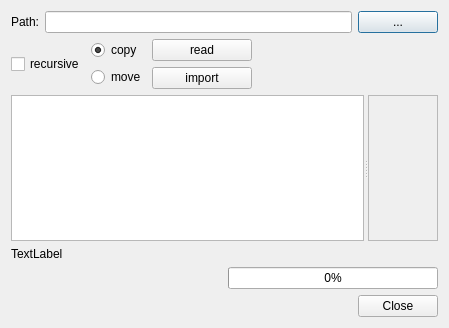
This is cimportdialog.ui in birkeh/pictureLibrary as Qt 5 draws it before an edit. The edited form follows.
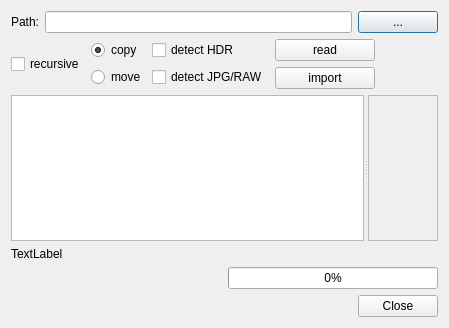
This is the edited form. Custom widgets are drawn as their Qt base class.

Diff of the .ui file:
```diff
--- a/cimportdialog.ui
+++ b/cimportdialog.ui
@@ -73,6 +73,24 @@
          </item>
         </layout>
        </item>
+       <item>
+        <layout class="QVBoxLayout" name="verticalLayout_4">
+         <item>
+          <widget class="QCheckBox" name="m_lpDetectHDR">
+           <property name="text">
+            <string>detect HDR</string>
+           </property>
+          </widget>
+         </item>
+         <item>
+          <widget class="QCheckBox" name="m_lpDetectJPG_RAW">
+           <property name="text">
+            <string>detect JPG/RAW</string>
+           </property>
+          </widget>
+         </item>
+        </layout>
+       </item>
        <item>
         <layout class="QVBoxLayout" name="verticalLayout_3">
          <item>
```
